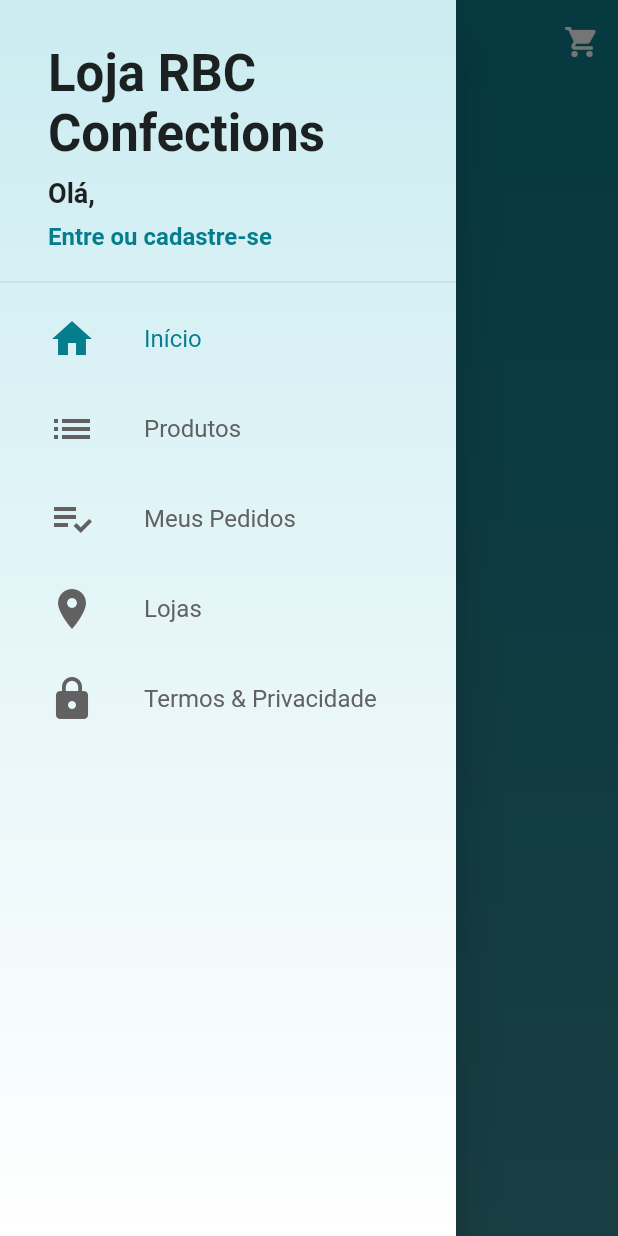
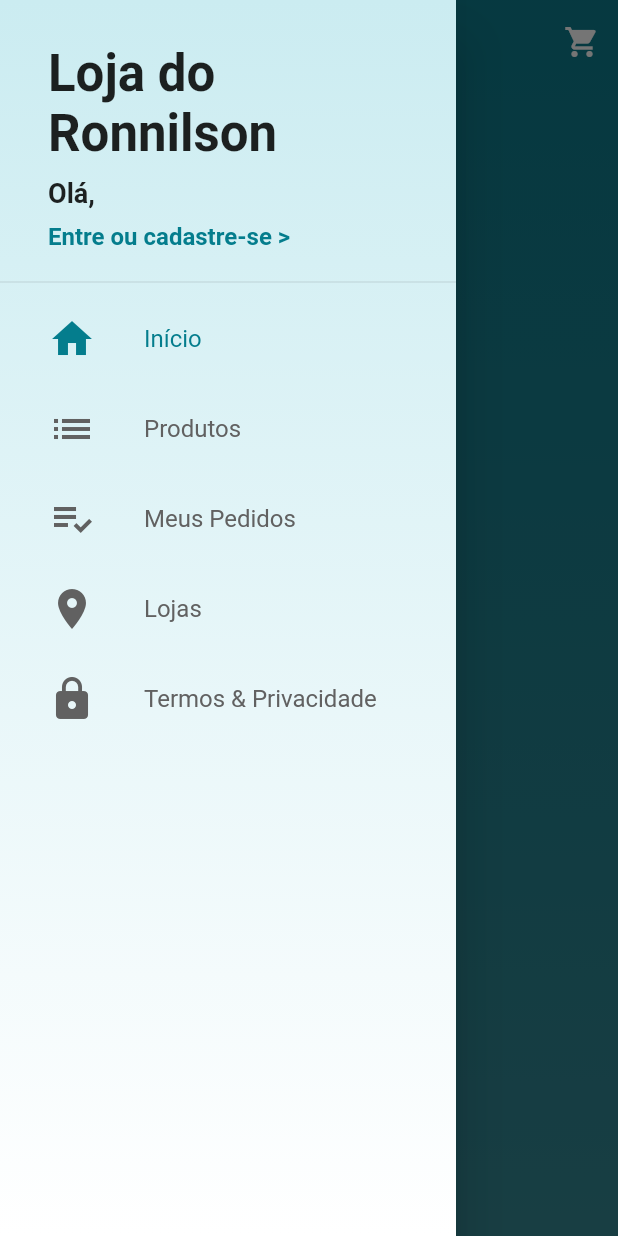
Before and after one commit to thulapinha/loja, a Flutter app: the screen it shows after launch, with the side drawer open, on a phone screen of 412 x 824 dp. Run offline on Flutter 3.47's test engine with Material 2 defaults, Android fonts, the phone set to English and light mode, and no system bars; our stand-ins replace brasil_fields, carousel_pro, cloud_firestore, cloud_functions, dio, firebase_auth and 14 more; missing offline and left inert: alphabet_list_scroll_view, cpf_cnpj_validator, credit_card_type_detector, flutter_facebook_login, map_launcher; accounts and stored records are empty.

Commit message:
Update custom_drawer_header.dart

```diff
--- a/lib/common/custom_drawer_header.dart
+++ b/lib/common/custom_drawer_header.dart
@@ -16,14 +16,14 @@ class CustomDrawerHeader extends StatelessWidget {
             mainAxisAlignment: MainAxisAlignment.spaceAround,
             children: <Widget>[
               Text(
-                'Loja RBC\nConfections',
+                'Loja do\nRonnilson',
                 style: TextStyle(
                   fontSize: 34,
                   fontWeight: FontWeight.bold,
                 ),
               ),
               Text(
-                'Olá, ${userManager.user?.name ??  userManager.users?.name ??''}',
+                'Olá, ${userManager.user?.name ?? ''}',
                 overflow: TextOverflow.ellipsis,
                 maxLines: 2,
                 style: TextStyle(
@@ -43,7 +43,7 @@ class CustomDrawerHeader extends StatelessWidget {
                 child: Text(
                   userManager.isLoggedIn
                       ? 'Sair'
-                      : 'Entre ou cadastre-se ',
+                      : 'Entre ou cadastre-se >',
                   style: TextStyle(
                     color: Theme.of(context).primaryColor,
                     fontSize: 16,
```
